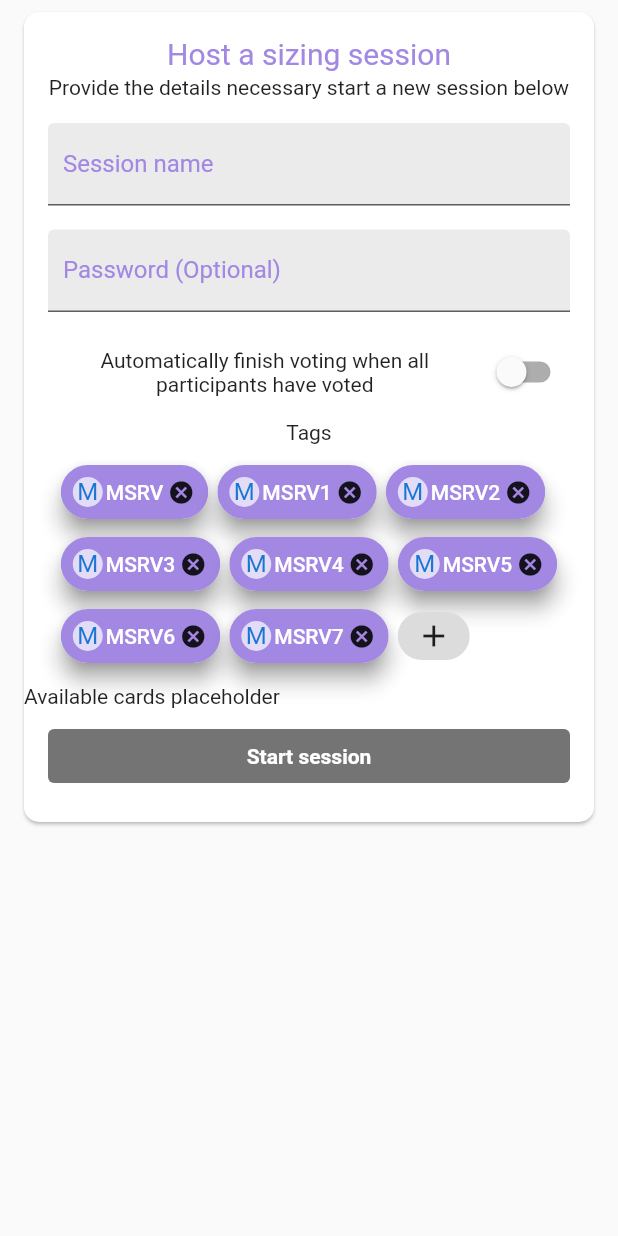
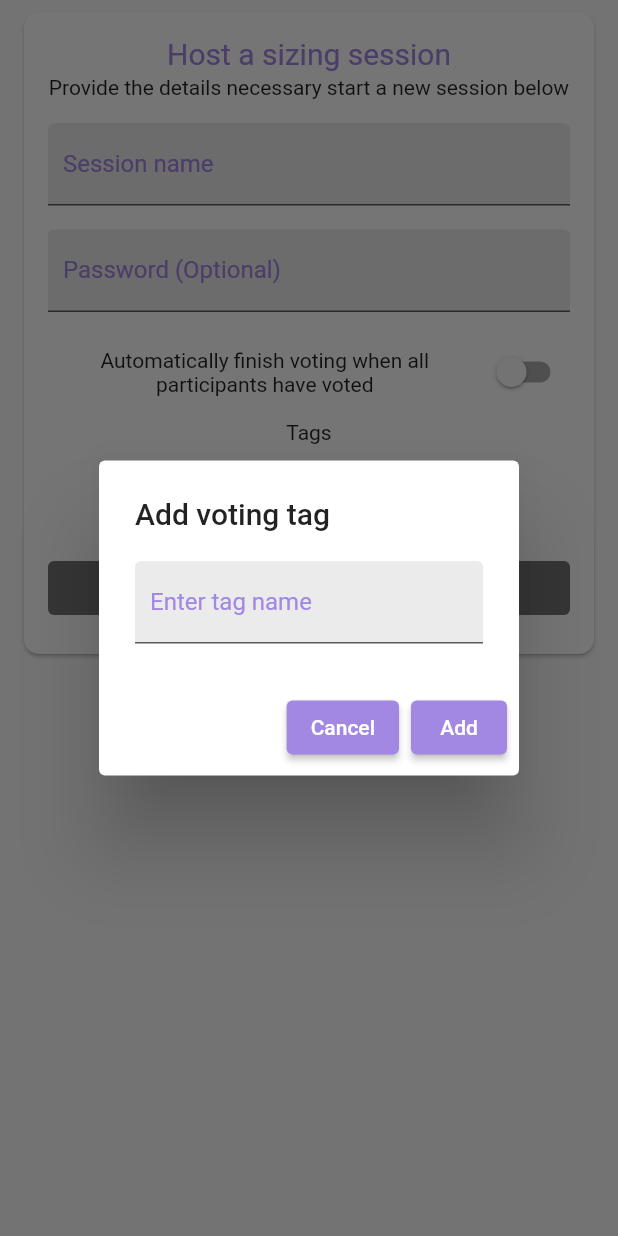
Before and after one commit to Operation-Winter/mamba-flutter, a Flutter app: the HostSetupScreen screen opened by its route, after a tap on the "add" icon, on a phone screen of 412 x 824 dp. Run offline on Flutter 3.47's test engine with Material 2 defaults, Android fonts, the phone set to English and light mode, and no system bars.

Commit message:
Add tag entry for host setup

```diff
--- a/lib/main.dart
+++ b/lib/main.dart
@@ -5,7 +5,6 @@ import 'package:mamba/screens/participant/participant_landing_screen.dart';
 import 'package:mamba/screens/participant/participant_setup_screen.dart';
 import 'package:mamba/screens/spectator/spectator_landing_screen.dart';
 import 'package:mamba/screens/spectator/spectator_setup_screen.dart';
-import 'package:mamba/ui_constants.dart';
 
 import 'screens/landing_screen.dart';
 
--- a/lib/screens/host/host_setup_screen.dart
+++ b/lib/screens/host/host_setup_screen.dart
@@ -1,11 +1,15 @@
+import 'dart:io';
+
+import 'package:flutter/cupertino.dart';
 import 'package:flutter/material.dart';
 import 'package:mamba/screens/host/host_landing_screen.dart';
 import 'package:mamba/screens/widgets/buttons/rounded_button.dart';
 import 'package:mamba/screens/widgets/chips/add_chip.dart';
 import 'package:mamba/screens/widgets/chips/chip_wrap.dart';
+import 'package:mamba/screens/widgets/chips/styled_chip.dart';
+import 'package:mamba/screens/widgets/dialog/text_field_dialog.dart';
 import 'package:mamba/screens/widgets/inputs/styled_switch.dart';
 import 'package:mamba/screens/widgets/inputs/styled_text_field.dart';
-import 'package:mamba/screens/widgets/chips/styled_chip.dart';
 import 'package:mamba/screens/widgets/text/description_text.dart';
 import 'package:mamba/screens/widgets/text/title_text.dart';
 
@@ -43,17 +47,11 @@ class _HostSetupScreenState extends State<HostSetupScreen> {
     return sessionName?.isEmpty == false;
   }
 
-  void addChip() {
-    // TODO: Display pop up with text input
+  final _textController = TextEditingController();
+
+  void _addChip(String tag) {
     setState(() {
-      tags.add('MSRV');
-      tags.add('MSRV1');
-      tags.add('MSRV2');
-      tags.add('MSRV3');
-      tags.add('MSRV4');
-      tags.add('MSRV5');
-      tags.add('MSRV6');
-      tags.add('MSRV7');
+      tags.add(tag);
     });
   }
 
@@ -68,9 +66,18 @@ class _HostSetupScreenState extends State<HostSetupScreen> {
         .cast<Widget>()
         .toList();
 
-    styledChipList.add(AddChip(
-      onTap: addChip,
-    ));
+    styledChipList.add(
+      AddChip(
+        onTap: () => TextFieldAlertDialog.show(
+          title: 'Add voting tag',
+          placeholder: 'Enter tag name',
+          primaryActionTitle: 'Add',
+          context: context,
+          controller: _textController,
+          textFieldInput: _addChip,
+        ),
+      ),
+    );
     return styledChipList;
   }
 
@@ -116,12 +123,6 @@ class _HostSetupScreenState extends State<HostSetupScreen> {
                   ChipWrap(
                     children: chipList(),
                   ),
-                  Row(
-                    children: [
-                      // TODO: Implement card selection
-                      Text('Available cards placeholder'),
-                    ],
-                  ),
                   RoundedButton(
                     title: 'Start session',
                     enabled: validationPassed,
--- /dev/null
+++ b/lib/screens/widgets/dialog/text_field_dialog.dart
@@ -0,0 +1,130 @@
+import 'dart:io';
+
+import 'package:flutter/cupertino.dart';
+import 'package:flutter/material.dart';
+import 'package:mamba/screens/widgets/inputs/styled_text_field.dart';
+import 'package:mamba/ui_constants.dart';
+
+class TextFieldAlertDialog {
+  static CupertinoAlertDialog _iOSInputDialog({
+    required String title,
+    required String placeholder,
+    required String primaryActionTitle,
+    required BuildContext context,
+    required TextEditingController controller,
+    required Function(String) textFieldInput,
+  }) {
+    var brightness = MediaQuery.of(context).platformBrightness;
+    bool isDarkMode = brightness == Brightness.dark;
+
+    return CupertinoAlertDialog(
+      title: Text(title),
+      content: CupertinoTextField(
+        placeholder: placeholder,
+        controller: controller,
+        style: TextStyle(
+          color: isDarkMode ? Colors.white : Colors.black,
+        ),
+      ),
+      actions: [
+        CupertinoButton(
+          child: const Text(
+            'Cancel',
+            style: TextStyle(color: primaryColor),
+          ),
+          onPressed: () {
+            controller.clear();
+            Navigator.of(context).pop();
+          },
+        ),
+        CupertinoButton(
+          child: Text(
+            primaryActionTitle,
+            style: const TextStyle(color: primaryColor),
+          ),
+          onPressed: () {
+            textFieldInput(controller.text);
+            controller.clear();
+            Navigator.of(context).pop();
+          },
+        ),
+      ],
+    );
+  }
+
+  static AlertDialog _androidInputDialog({
+    required String title,
+    required String placeholder,
+    required String primaryActionTitle,
+    required BuildContext context,
+    required TextEditingController controller,
+    required Function(String) textFieldInput,
+  }) {
+    return AlertDialog(
+      title: Text(title),
+      content: StyledTextField(
+        placeholder: placeholder,
+        controller: controller,
+        padding: EdgeInsets.zero,
+      ),
+      actions: [
+        ElevatedButton(
+          onPressed: () {
+            controller.clear();
+            Navigator.of(context).pop();
+          },
+          child: const Text('Cancel'),
+          style: ElevatedButton.styleFrom(primary: primaryColor),
+        ),
+        ElevatedButton(
+          onPressed: () {
+            textFieldInput(controller.text);
+            controller.clear();
+            Navigator.of(context).pop();
+          },
+          child: Text(primaryActionTitle),
+          style: ElevatedButton.styleFrom(primary: primaryColor),
+        ),
+      ],
+    );
+  }
+
+  static void show({
+    required String title,
+    required String placeholder,
+    required String primaryActionTitle,
+    required BuildContext context,
+    required TextEditingController controller,
+    required Function(String) textFieldInput,
+  }) async {
+    if (Platform.isIOS) {
+      showCupertinoDialog(
+        context: context,
+        builder: (_) {
+          return _iOSInputDialog(
+            title: title,
+            placeholder: placeholder,
+            primaryActionTitle: primaryActionTitle,
+            context: context,
+            controller: controller,
+            textFieldInput: textFieldInput,
+          );
+        },
+      );
+    } else {
+      await showDialog(
+        context: context,
+        builder: (_) {
+          return _androidInputDialog(
+            title: title,
+            placeholder: placeholder,
+            primaryActionTitle: primaryActionTitle,
+            context: context,
+            controller: controller,
+            textFieldInput: textFieldInput,
+          );
+        },
+      );
+    }
+  }
+}
--- a/lib/screens/widgets/inputs/styled_text_field.dart
+++ b/lib/screens/widgets/inputs/styled_text_field.dart
@@ -4,13 +4,17 @@ import 'package:mamba/ui_constants.dart';
 class StyledTextField extends StatefulWidget {
   final String? input;
   final String placeholder;
+  final TextEditingController? controller;
   final Function(String?)? onChanged;
+  final EdgeInsets? padding;
 
   const StyledTextField({
     Key? key,
     this.input,
     required this.placeholder,
+    this.controller,
     this.onChanged,
+    this.padding,
   }) : super(key: key);
 
   @override
@@ -34,11 +38,13 @@ class _StyledTextFieldState extends State<StyledTextField> {
   @override
   Widget build(BuildContext context) {
     return Padding(
-      padding: const EdgeInsets.symmetric(
-        horizontal: 16,
-        vertical: 8,
-      ),
+      padding: widget.padding ??
+          const EdgeInsets.symmetric(
+            horizontal: 16,
+            vertical: 8,
+          ),
       child: TextFormField(
+        controller: widget.controller,
         decoration: InputDecoration(
           labelText: widget.placeholder,
           contentPadding: const EdgeInsets.all(10),
--- a/pubspec.yaml
+++ b/pubspec.yaml
@@ -40,10 +40,6 @@ dev_dependencies:
   web_socket_channel: ^2.1.0
 
 flutter:
-
-  # The following line ensures that the Material Icons font is
-  # included with your application, so that you can use the icons in
-  # the material Icons class.
   uses-material-design: true
 
   assets:
```
Also changed, not shown: lib/screens/widgets/chips/input_chip.dart (added, +37 -0 lines).
